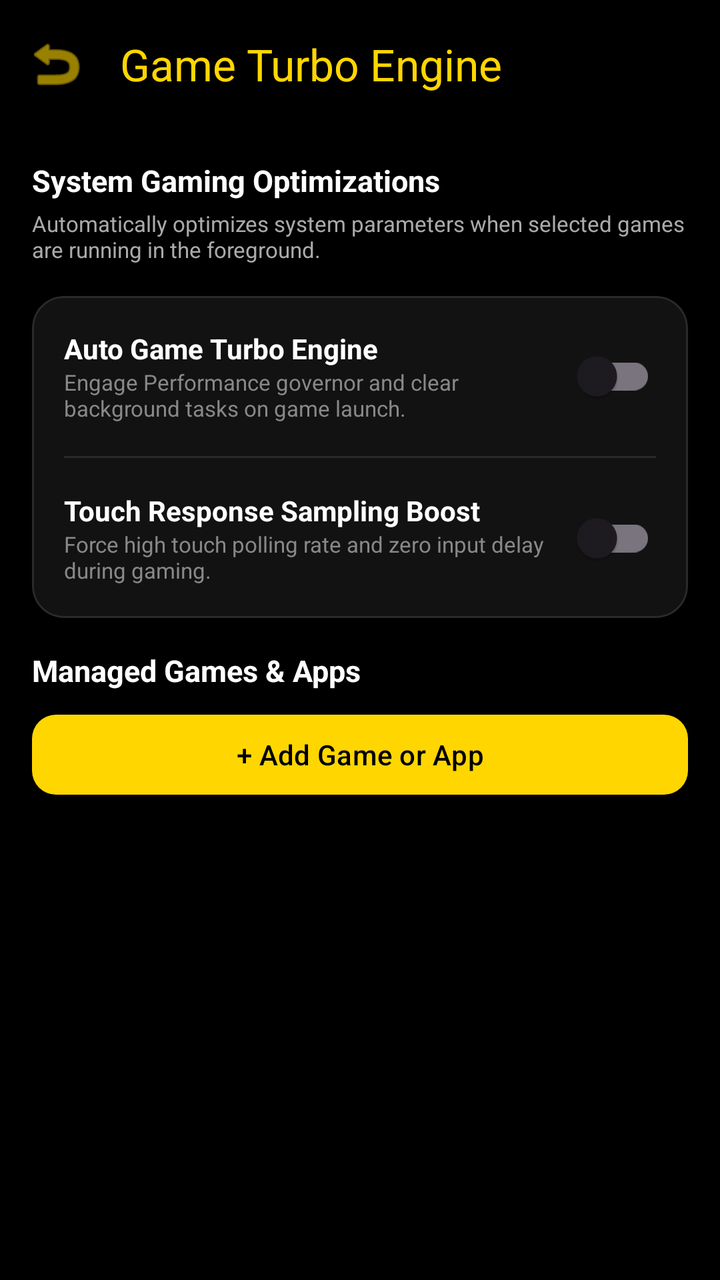
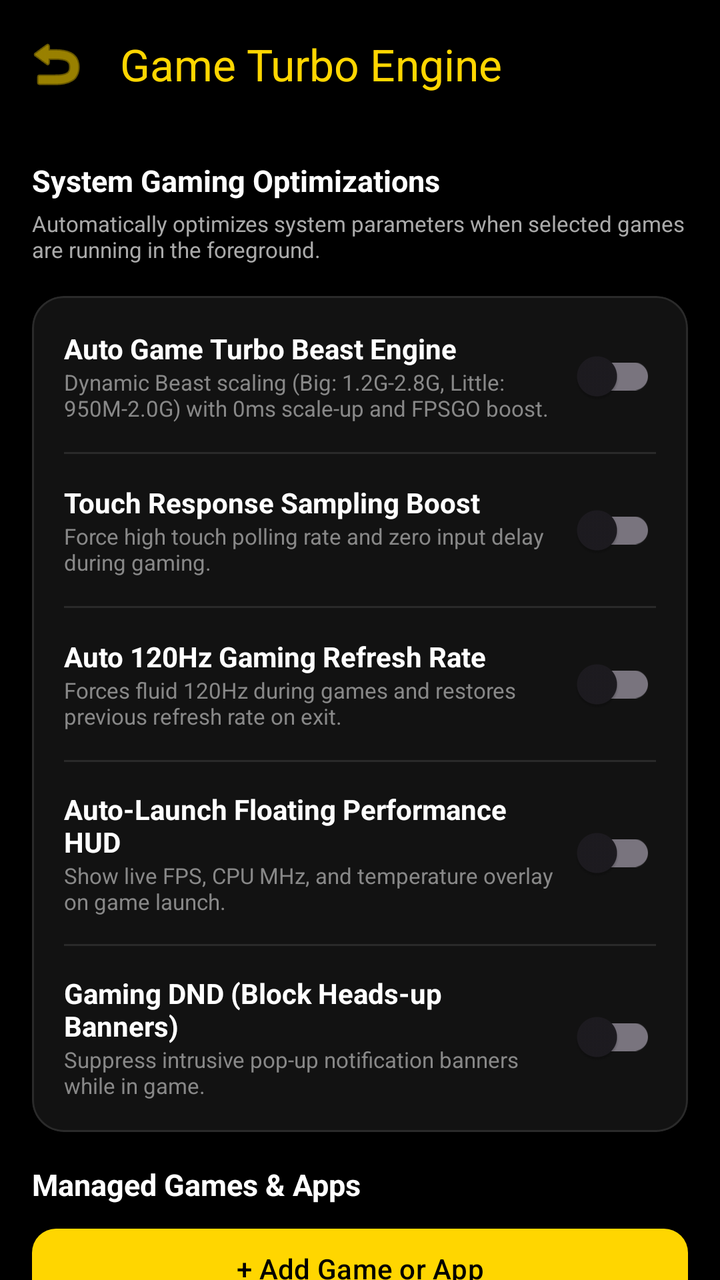

An Android layout rendered at two revisions. The XML below is the earlier revision; the diff shows what the commit changed to produce the second picture.
<!-- AndroidManifest.xml: activity theme Theme.PhoneControl -->
<!-- res/layout/activity_game_turbo_suite.xml -->
<?xml version="1.0" encoding="utf-8"?>
<LinearLayout xmlns:android="http://schemas.android.com/apk/res/android"
    xmlns:app="http://schemas.android.com/apk/res-auto"
    android:layout_width="match_parent"
    android:layout_height="match_parent"
    android:orientation="vertical"
    android:background="@android:color/black"
    android:fitsSystemWindows="true">

    <com.google.android.material.appbar.MaterialToolbar
        android:id="@+id/toolbarGameSuite"
        android:layout_width="match_parent"
        android:layout_height="?attr/actionBarSize"
        app:title="Game Turbo Engine"
        app:titleTextColor="#FFD600"
        app:navigationIcon="@android:drawable/ic_menu_revert"
        app:navigationIconTint="#FFD600" />

    <androidx.core.widget.NestedScrollView
        android:layout_width="match_parent"
        android:layout_height="match_parent">

        <LinearLayout
            android:layout_width="match_parent"
            android:layout_height="wrap_content"
            android:orientation="vertical"
            android:padding="16dp">

            <TextView
                android:layout_width="match_parent"
                android:layout_height="wrap_content"
                android:text="System Gaming Optimizations"
                android:textColor="#FFFFFF"
                android:textSize="15sp"
                android:textStyle="bold"
                android:layout_marginBottom="4dp" />

            <TextView
                android:layout_width="match_parent"
                android:layout_height="wrap_content"
                android:text="Automatically optimizes system parameters when selected games are running in the foreground."
                android:textColor="#AAAAAA"
                android:textSize="11sp"
                android:layout_marginBottom="16dp" />

            <com.google.android.material.card.MaterialCardView
                android:layout_width="match_parent"
                android:layout_height="wrap_content"
                android:layout_marginBottom="16dp"
                app:cardCornerRadius="16dp"
                app:cardBackgroundColor="#121212"
                app:strokeWidth="1dp"
                app:strokeColor="#2A2A2A">

                <LinearLayout
                    android:layout_width="match_parent"
                    android:layout_height="wrap_content"
                    android:orientation="vertical"
                    android:padding="16dp">

                    <LinearLayout
                        android:layout_width="match_parent"
                        android:layout_height="wrap_content"
                        android:gravity="center_vertical">
                        <LinearLayout
                            android:layout_width="0dp"
                            android:layout_height="wrap_content"
                            android:layout_weight="1"
                            android:orientation="vertical">
                            <TextView
                                android:layout_width="wrap_content"
                                android:layout_height="wrap_content"
                                android:text="Auto Game Turbo Engine"
                                android:textColor="#FFFFFF"
                                android:textStyle="bold" />
                            <TextView
                                android:layout_width="wrap_content"
                                android:layout_height="wrap_content"
                                android:text="Engage Performance governor and clear background tasks on game launch."
                                android:textColor="#888888"
                                android:textSize="11sp" />
                        </LinearLayout>
                        <com.google.android.material.switchmaterial.SwitchMaterial
                            android:id="@+id/switchGameTurboMaster"
                            android:layout_width="wrap_content"
                            android:layout_height="wrap_content" />
                    </LinearLayout>

                    <View
                        android:layout_width="match_parent"
                        android:layout_height="1dp"
                        android:background="#2A2A2A"
                        android:layout_marginTop="16dp"
                        android:layout_marginBottom="16dp" />

                    <LinearLayout
                        android:layout_width="match_parent"
                        android:layout_height="wrap_content"
                        android:gravity="center_vertical">
                        <LinearLayout
                            android:layout_width="0dp"
                            android:layout_height="wrap_content"
                            android:layout_weight="1"
                            android:orientation="vertical">
                            <TextView
                                android:layout_width="wrap_content"
                                android:layout_height="wrap_content"
                                android:text="Touch Response Sampling Boost"
                                android:textColor="#FFFFFF"
                                android:textStyle="bold" />
                            <TextView
                                android:layout_width="wrap_content"
                                android:layout_height="wrap_content"
                                android:text="Force high touch polling rate and zero input delay during gaming."
                                android:textColor="#888888"
                                android:textSize="11sp" />
                        </LinearLayout>
                        <com.google.android.material.switchmaterial.SwitchMaterial
                            android:id="@+id/switchTouchSampling"
                            android:layout_width="wrap_content"
                            android:layout_height="wrap_content" />
                    </LinearLayout>

                </LinearLayout>
            </com.google.android.material.card.MaterialCardView>

            <TextView
                android:layout_width="match_parent"
                android:layout_height="wrap_content"
                android:text="Managed Games &amp; Apps"
                android:textColor="#FFFFFF"
                android:textSize="15sp"
                android:textStyle="bold"
                android:layout_marginBottom="8dp" />

            <com.google.android.material.button.MaterialButton
                android:id="@+id/btnAddGame"
                android:layout_width="match_parent"
                android:layout_height="wrap_content"
                android:text="+ Add Game or App"
                android:textColor="#000000"
                app:backgroundTint="#FFD600"
                app:cornerRadius="12dp"
                android:layout_marginBottom="16dp" />

            <LinearLayout
                android:id="@+id/layoutGameAppsList"
                android:layout_width="match_parent"
                android:layout_height="wrap_content"
                android:orientation="vertical" />

        </LinearLayout>
    </androidx.core.widget.NestedScrollView>

</LinearLayout>
<!-- resources referenced by this layout -->
<resources>
  <style name="Theme.PhoneControl" parent="Theme.Material3.DayNight.NoActionBar">
          
          <item name="colorPrimary">@color/purple_500</item>
          <item name="colorPrimaryVariant">@color/purple_700</item>
          <item name="colorOnPrimary">@color/white</item>
          
          <item name="colorSecondary">@color/teal_200</item>
          <item name="colorSecondaryVariant">@color/teal_700</item>
          <item name="colorOnSecondary">@color/black</item>
          
          <item name="android:statusBarColor">@android:color/black</item>
          <item name="android:windowLightStatusBar" tools:targetApi="m">false</item>
          
          
          
      </style>
  <color name="purple_500">#FF6200EE</color>
  <color name="purple_700">#FF3700B3</color>
  <color name="white">#FFFFFFFF</color>
  <color name="teal_200">#FF03DAC5</color>
  <color name="teal_700">#FF018786</color>
  <color name="black">#FF000000</color>
</resources>

<!-- the commit's change to res/layout/activity_game_turbo_suite.xml (unified diff, before → after) -->
@@ -70,13 +70,13 @@
                             <TextView
                                 android:layout_width="wrap_content"
                                 android:layout_height="wrap_content"
-                                android:text="Auto Game Turbo Engine"
-                                android:textColor="#FFFFFF"
-                                android:textStyle="bold" />
-                            <TextView
-                                android:layout_width="wrap_content"
-                                android:layout_height="wrap_content"
-                                android:text="Engage Performance governor and clear background tasks on game launch."
+                                android:text="Auto Game Turbo Beast Engine"
+                                android:textColor="#FFFFFF"
+                                android:textStyle="bold" />
+                            <TextView
+                                android:layout_width="wrap_content"
+                                android:layout_height="wrap_content"
+                                android:text="Dynamic Beast scaling (Big: 1.2G-2.8G, Little: 950M-2.0G) with 0ms scale-up and FPSGO boost."
                                 android:textColor="#888888"
                                 android:textSize="11sp" />
                         </LinearLayout>
@@ -90,9 +90,10 @@
                         android:layout_width="match_parent"
                         android:layout_height="1dp"
                         android:background="#2A2A2A"
-                        android:layout_marginTop="16dp"
-                        android:layout_marginBottom="16dp" />
-
+                        android:layout_marginTop="14dp"
+                        android:layout_marginBottom="14dp" />
+
+                    
                     <LinearLayout
                         android:layout_width="match_parent"
                         android:layout_height="wrap_content"
@@ -117,6 +118,114 @@
                         </LinearLayout>
                         <com.google.android.material.switchmaterial.SwitchMaterial
                             android:id="@+id/switchTouchSampling"
+                            android:layout_width="wrap_content"
+                            android:layout_height="wrap_content" />
+                    </LinearLayout>
+
+                    <View
+                        android:layout_width="match_parent"
+                        android:layout_height="1dp"
+                        android:background="#2A2A2A"
+                        android:layout_marginTop="14dp"
+                        android:layout_marginBottom="14dp" />
+
+                    
+                    <LinearLayout
+                        android:layout_width="match_parent"
+                        android:layout_height="wrap_content"
+                        android:gravity="center_vertical">
+                        <LinearLayout
+                            android:layout_width="0dp"
+                            android:layout_height="wrap_content"
+                            android:layout_weight="1"
+                            android:orientation="vertical">
+                            <TextView
+                                android:layout_width="wrap_content"
+                                android:layout_height="wrap_content"
+                                android:text="Auto 120Hz Gaming Refresh Rate"
+                                android:textColor="#FFFFFF"
+                                android:textStyle="bold" />
+                            <TextView
+                                android:layout_width="wrap_content"
+                                android:layout_height="wrap_content"
+                                android:text="Forces fluid 120Hz during games and restores previous refresh rate on exit."
+                                android:textColor="#888888"
+                                android:textSize="11sp" />
+                        </LinearLayout>
+                        <com.google.android.material.switchmaterial.SwitchMaterial
+                            android:id="@+id/switchGameTurboAuto120Hz"
+                            android:layout_width="wrap_content"
+                            android:layout_height="wrap_content" />
+                    </LinearLayout>
+
+                    <View
+                        android:layout_width="match_parent"
+                        android:layout_height="1dp"
+                        android:background="#2A2A2A"
+                        android:layout_marginTop="14dp"
+                        android:layout_marginBottom="14dp" />
+
+                    
+                    <LinearLayout
+                        android:layout_width="match_parent"
+                        android:layout_height="wrap_content"
+                        android:gravity="center_vertical">
+                        <LinearLayout
+                            android:layout_width="0dp"
+                            android:layout_height="wrap_content"
+                            android:layout_weight="1"
+                            android:orientation="vertical">
+                            <TextView
+                                android:layout_width="wrap_content"
+                                android:layout_height="wrap_content"
+                                android:text="Auto-Launch Floating Performance HUD"
+                                android:textColor="#FFFFFF"
+                                android:textStyle="bold" />
+                            <TextView
+                                android:layout_width="wrap_content"
+                                android:layout_height="wrap_content"
+                                android:text="Show live FPS, CPU MHz, and temperature overlay on game launch."
+                                android:textColor="#888888"
+                                android:textSize="11sp" />
+                        </LinearLayout>
+                        <com.google.android.material.switchmaterial.SwitchMaterial
+                            android:id="@+id/switchGameTurboAutoHud"
+                            android:layout_width="wrap_content"
+                            android:layout_height="wrap_content" />
+                    </LinearLayout>
+
+                    <View
+                        android:layout_width="match_parent"
+                        android:layout_height="1dp"
+                        android:background="#2A2A2A"
+                        android:layout_marginTop="14dp"
+                        android:layout_marginBottom="14dp" />
+
+                    
+                    <LinearLayout
+                        android:layout_width="match_parent"
+                        android:layout_height="wrap_content"
+                        android:gravity="center_vertical">
+                        <LinearLayout
+                            android:layout_width="0dp"
+                            android:layout_height="wrap_content"
+                            android:layout_weight="1"
+                            android:orientation="vertical">
+                            <TextView
+                                android:layout_width="wrap_content"
+                                android:layout_height="wrap_content"
+                                android:text="Gaming DND (Block Heads-up Banners)"
+                                android:textColor="#FFFFFF"
+                                android:textStyle="bold" />
+                            <TextView
+                                android:layout_width="wrap_content"
+                                android:layout_height="wrap_content"
+                                android:text="Suppress intrusive pop-up notification banners while in game."
+                                android:textColor="#888888"
+                                android:textSize="11sp" />
+                        </LinearLayout>
+                        <com.google.android.material.switchmaterial.SwitchMaterial
+                            android:id="@+id/switchGameTurboDnd"
                             android:layout_width="wrap_content"
                             android:layout_height="wrap_content" />
                     </LinearLayout>
